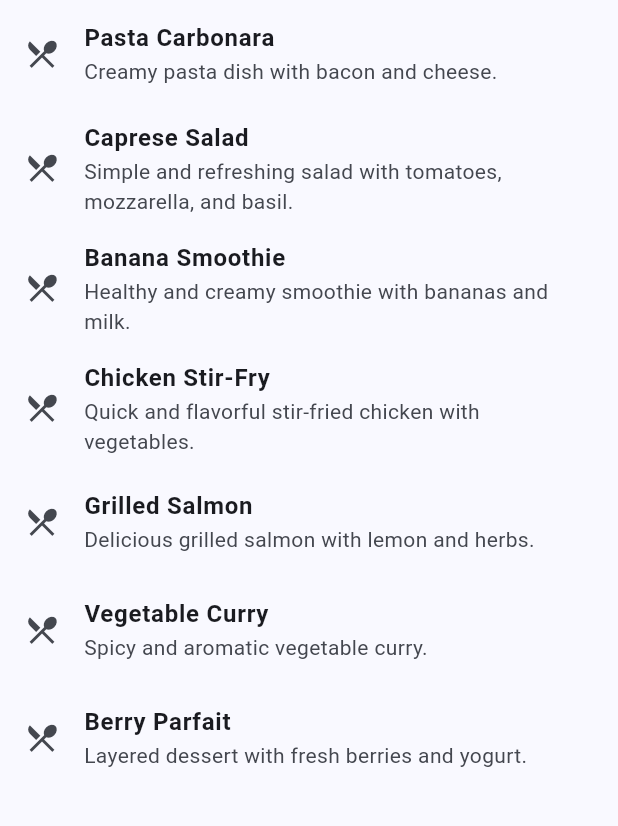
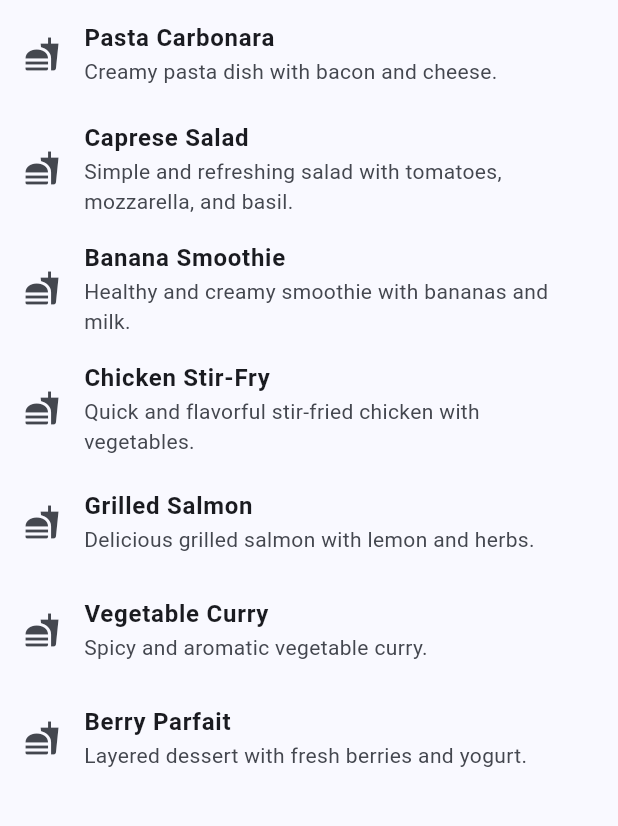
Before and after one commit to mahin-03/liveTest_3, a Flutter app: the screen it shows after launch, on a phone screen of 412 x 824 dp, the part 84-910 px from its top. Run offline on Flutter 3.47's test engine with Material 3 defaults, Android fonts, the phone set to English and light mode, and no system bars.

Commit message:
module 14

```diff
--- a/lib/widgets/recipe_item.dart
+++ b/lib/widgets/recipe_item.dart
@@ -9,7 +9,7 @@ class RecipeItem extends StatelessWidget {
   @override
   Widget build(BuildContext context) {
     return ListTile(
-      leading: const Icon(Icons.restaurant_menu),
+      leading: const Icon(Icons.fastfood),
       title: Text(
         recipe.title,
         style: const TextStyle(fontWeight: FontWeight.bold),
```
Also changed, not shown: lib/models/recipe.dart (line endings or trailing spaces).
